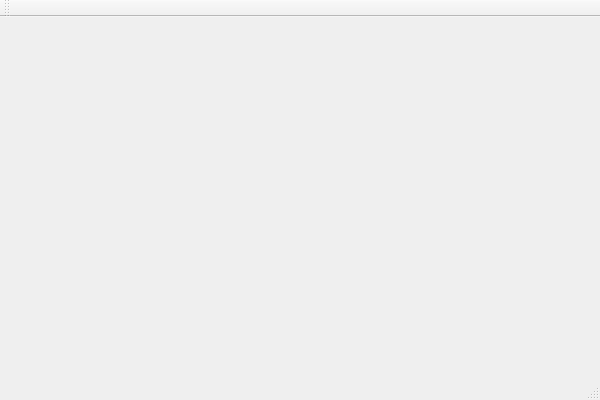
Before: the Qt Designer form Project LVATT/ProjectLVATT.ui in EastEuropean-Tech/Project-LVATT, drawn with Qt 5.
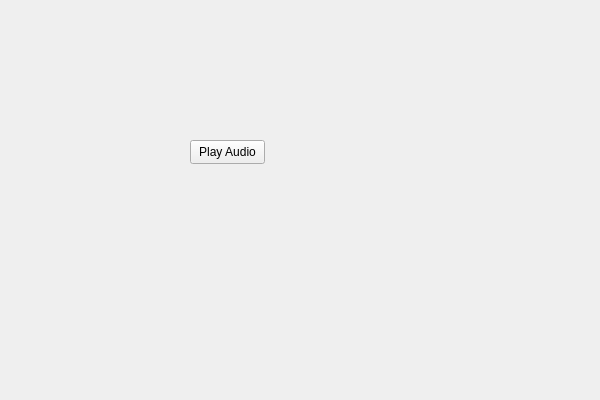
After: the same form once the commit is applied.

Commit message: Trying to play audio with QT

Diff of the .ui file:
```diff
--- a/Project LVATT/ProjectLVATT.ui
+++ b/Project LVATT/ProjectLVATT.ui
@@ -13,26 +13,21 @@
   <property name="windowTitle">
    <string>ProjectLVATT</string>
   </property>
-  <widget class="QWidget" name="centralWidget"/>
-  <widget class="QMenuBar" name="menuBar">
+  <widget class="QWidget" name="centralWidget">
+   <widget class="QPushButton" name="pushButton">
    <property name="geometry">
     <rect>
-     <x>0</x>
-     <y>0</y>
-     <width>600</width>
-     <height>22</height>
-    </rect>
-   </property>
-  </widget>
-  <widget class="QToolBar" name="mainToolBar">
-   <attribute name="toolBarArea">
-    <enum>TopToolBarArea</enum>
-   </attribute>
-   <attribute name="toolBarBreak">
-    <bool>false</bool>
-   </attribute>
+      <x>190</x>
+      <y>140</y>
+      <width>75</width>
+      <height>24</height>
+     </rect>
+    </property>
+    <property name="text">
+     <string>Play Audio</string>
+    </property>
+   </widget>
   </widget>
-  <widget class="QStatusBar" name="statusBar"/>
  </widget>
  <layoutdefault spacing="6" margin="11"/>
  <resources>
```
Lines whose indentation alone changed are shown as unchanged. The commit also changes 8 other files.
